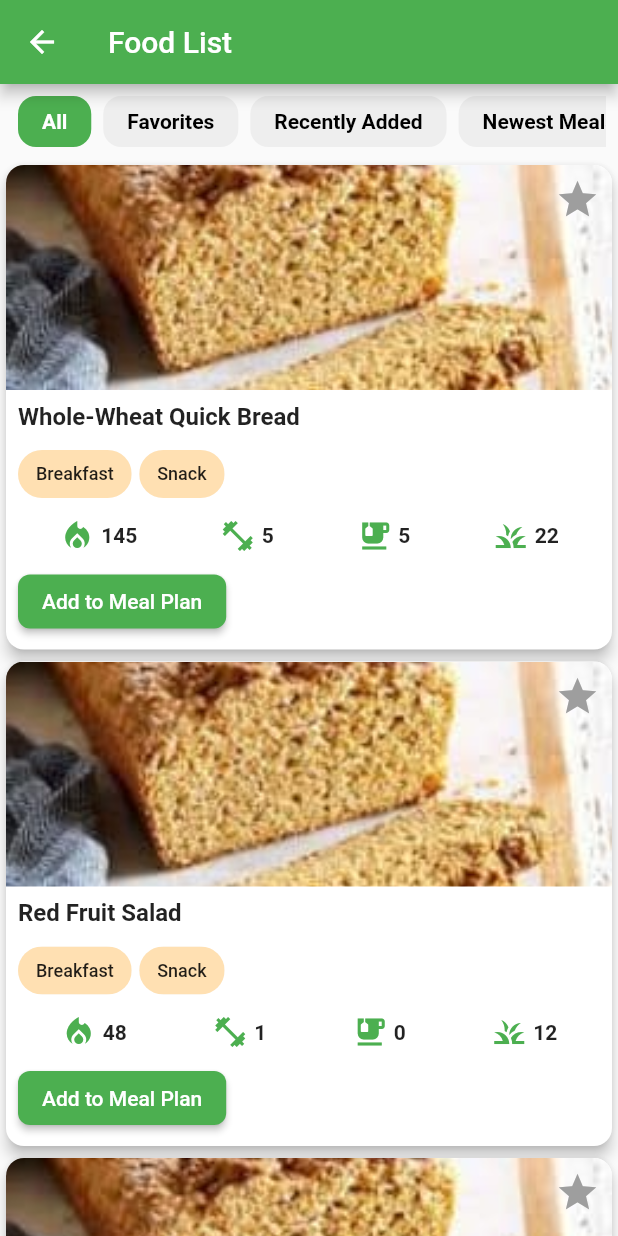
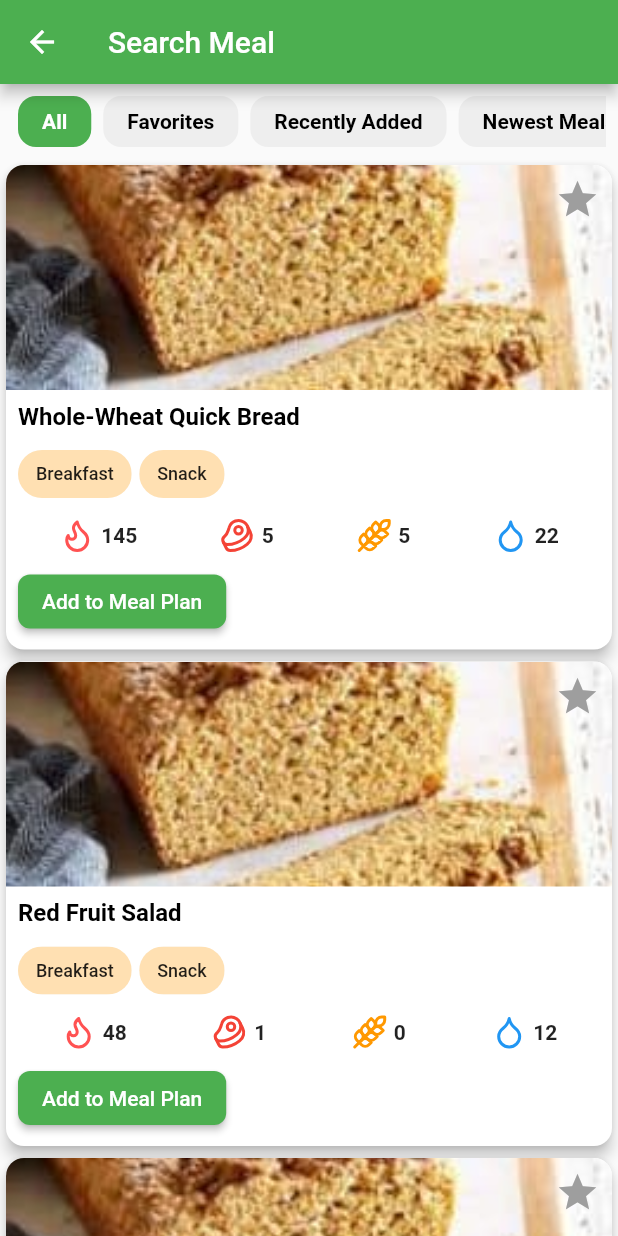
Before and after one commit to myuda21/bettereats_mobile, a Flutter app: the SearchMealScreen screen opened by its route, on a phone screen of 412 x 824 dp. Run offline on Flutter 3.47's test engine with Material 3 defaults, Android fonts, the light colour scheme and no system bars; our stand-ins replace get, lucide_icons.

Commit message:
feat: fix search meal screen + add feature fltextview

```diff
--- a/lib/core/widgets/FLTextView.dart
+++ b/lib/core/widgets/FLTextView.dart
@@ -6,6 +6,9 @@ class FLTextView extends StatelessWidget {
   final double fontSize;
   final FontWeight fontWeight;
   final TextAlign textAlign;
+  final TextOverflow? overflow;
+  final int? maxLines;
+
 
   const FLTextView({
     super.key,
@@ -14,6 +17,8 @@ class FLTextView extends StatelessWidget {
     this.fontSize = 14.0,
     this.fontWeight = FontWeight.normal,
     this.textAlign = TextAlign.start,
+    this.overflow,
+    this.maxLines,
   });
 
   @override
@@ -26,6 +31,8 @@ class FLTextView extends StatelessWidget {
         fontSize: fontSize,
         fontWeight: fontWeight,
       ),
+      overflow: overflow,
+      maxLines: maxLines,
     );
   }
 }
--- a/lib/module/food/search_meal_screen.dart
+++ b/lib/module/food/search_meal_screen.dart
@@ -9,7 +9,7 @@ class SearchMealScreen extends GetView<SearchMealController> {
   @override
   Widget build(BuildContext context) {
     return Scaffold(
-      appBar: AppBar(title: const Text('Food List'),backgroundColor: Colors.green,),
+      appBar: AppBar(title: const Text('Search Meal'),backgroundColor: Colors.green,),
       body: Column(
         children: [
           _buildFilterBar(),
--- a/lib/module/food/widget/food_card_widget.dart
+++ b/lib/module/food/widget/food_card_widget.dart
@@ -1,5 +1,7 @@
+import 'package:bettereats_mobile/core/widgets/FLTextView.dart';
 import 'package:bettereats_mobile/module/food/search_meal_controller.dart';
 import 'package:flutter/material.dart';
+import 'package:lucide_icons/lucide_icons.dart';
 
 class FoodCardWidget extends StatelessWidget {
   final Food food;
@@ -45,11 +47,12 @@ class FoodCardWidget extends StatelessWidget {
             child: Column(
               crossAxisAlignment: CrossAxisAlignment.start,
               children: [
-                Text(
-                  food.title,
-                  style: const TextStyle(fontSize: 16, fontWeight: FontWeight.bold),
-                  maxLines: 1,
+                FLTextView(
+                  text: food.title,
+                  fontSize: 16,
+                  fontWeight: FontWeight.bold,
                   overflow: TextOverflow.ellipsis,
+
                 ),
                 const SizedBox(height: 5),
                 Wrap(
@@ -65,10 +68,10 @@ class FoodCardWidget extends StatelessWidget {
                 Row(
                   mainAxisAlignment: MainAxisAlignment.spaceAround,
                   children: [
-                    _buildNutrientInfo(Icons.local_fire_department, food.calories),
-                    _buildNutrientInfo(Icons.fitness_center, food.protein),
-                    _buildNutrientInfo(Icons.emoji_food_beverage, food.fat),
-                    _buildNutrientInfo(Icons.grass, food.carbs),
+                    _buildNutrientInfo(LucideIcons.flame, food.calories, Colors.redAccent),
+                    _buildNutrientInfo(LucideIcons.beef, food.protein, Colors.red),
+                    _buildNutrientInfo(LucideIcons.wheat, food.fat, Colors.orange),
+                    _buildNutrientInfo(LucideIcons.droplet, food.carbs, Colors.blue),
                   ],
                 ),
                 const SizedBox(height: 8),
@@ -88,10 +91,10 @@ class FoodCardWidget extends StatelessWidget {
     );
   }
 
-  Widget _buildNutrientInfo(IconData icon, int value) {
+  Widget _buildNutrientInfo(IconData icon, int value, Color? color) {
     return Row(
       children: [
-        Icon(icon, size: 24, color: Colors.green),
+        Icon(icon, size: 24, color: color ?? Colors.green),
         const SizedBox(width: 4),
         Text('$value', style: const TextStyle(fontSize: 14, fontWeight: FontWeight.bold)),
       ],
```
